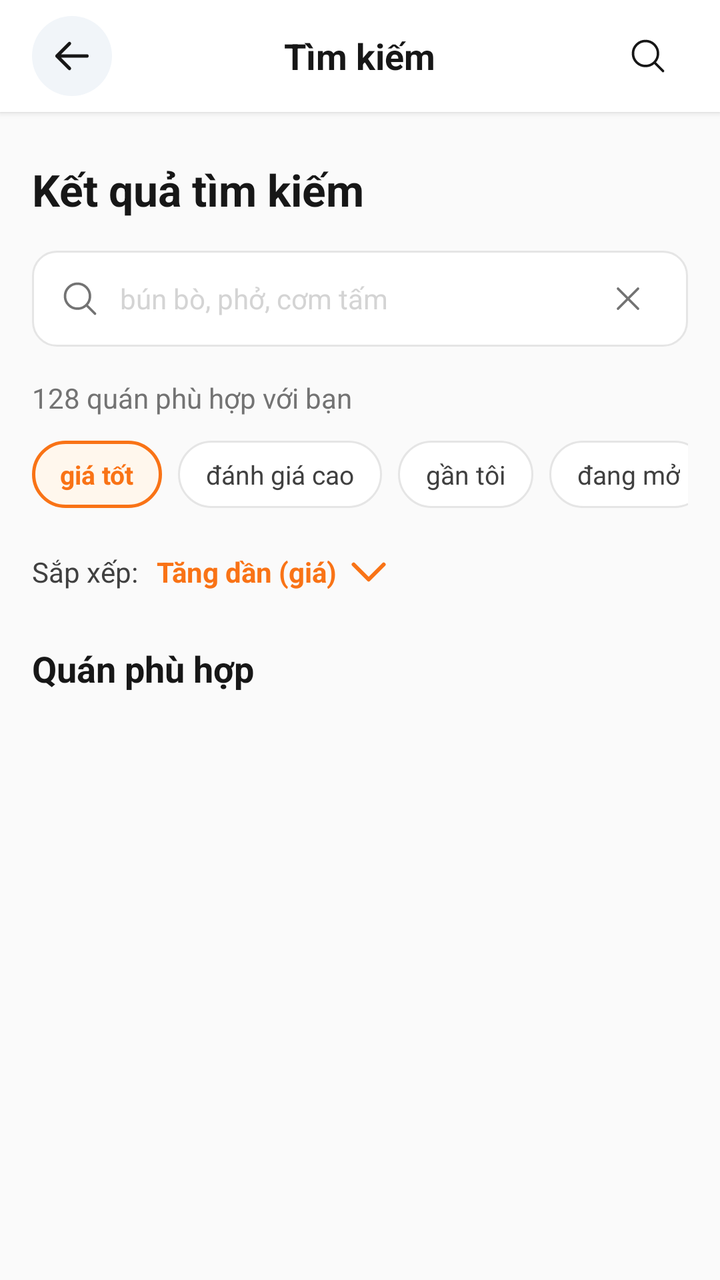
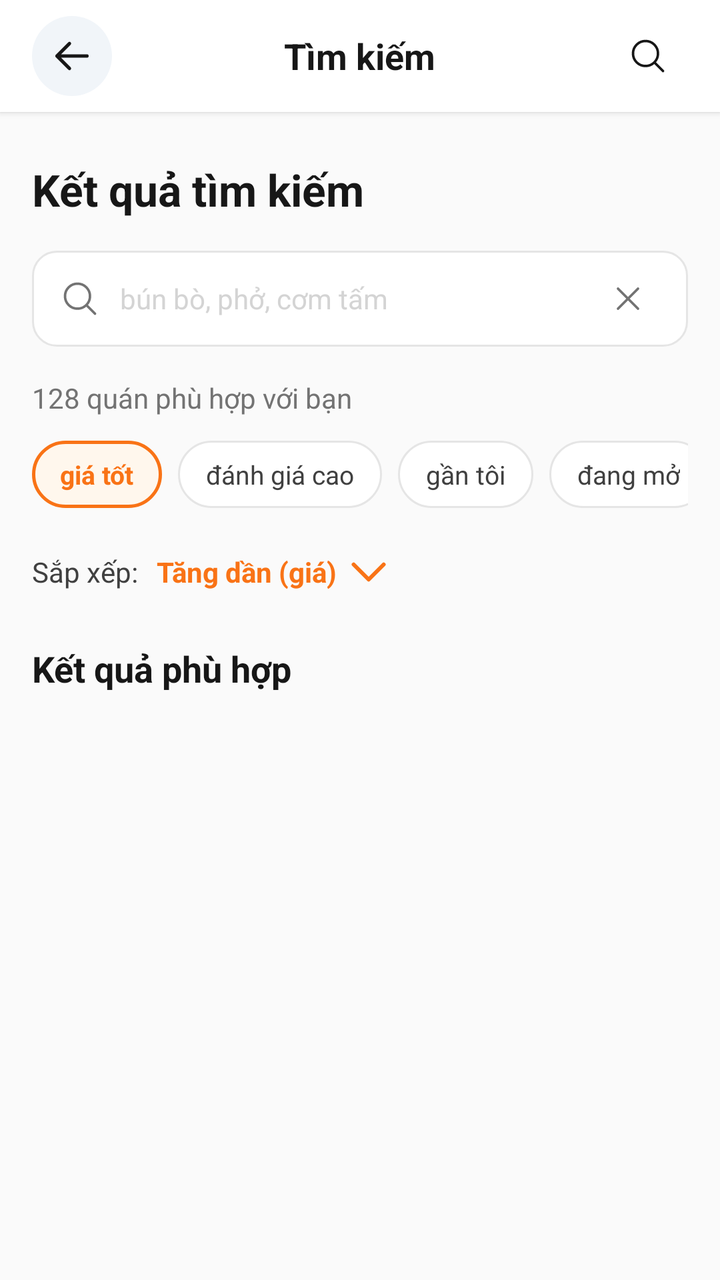

An Android layout rendered at two revisions. The XML below is the earlier revision; the diff shows what the commit changed to produce the second picture.
<!-- AndroidManifest.xml: application theme Theme.Unieats -->
<!-- res/layout/fragment_search.xml -->
<?xml version="1.0" encoding="utf-8"?>
<LinearLayout xmlns:android="http://schemas.android.com/apk/res/android"
    xmlns:app="http://schemas.android.com/apk/res-auto"
    xmlns:tools="http://schemas.android.com/tools"
    android:layout_width="match_parent"
    android:layout_height="match_parent"
    android:background="@color/canvas"
    android:orientation="vertical">

    
    <RelativeLayout
        android:id="@+id/llTopHeader"
        android:layout_width="match_parent"
        android:layout_height="56dp"
        android:background="@color/neutral_0"
        android:elevation="2dp"
        android:paddingHorizontal="16dp">

        <ImageView
            android:id="@+id/tvBack"
            android:layout_width="40dp"
            android:layout_height="40dp"
            android:layout_alignParentStart="true"
            android:layout_centerVertical="true"
            android:background="@drawable/bg_circle_orange"
            android:backgroundTint="#F1F5F9"
            android:clickable="true"
            android:focusable="true"
            android:padding="10dp"
            android:src="@drawable/ic_arrow_left"
            app:tint="@color/neutral_900" />

        <TextView
            android:id="@+id/tvHeaderTitle"
            android:layout_width="wrap_content"
            android:layout_height="wrap_content"
            android:layout_centerInParent="true"
            android:text="Tìm kiếm"
            android:textColor="@color/neutral_900"
            android:textSize="18sp"
            android:textStyle="bold" />

        <ImageView
            android:id="@+id/tvHeaderSearchIcon"
            android:layout_width="40dp"
            android:layout_height="40dp"
            android:layout_alignParentEnd="true"
            android:layout_centerVertical="true"
            android:clickable="true"
            android:focusable="true"
            android:padding="10dp"
            android:src="@drawable/ic_search"
            app:tint="@color/neutral_900" />
    </RelativeLayout>

    
    <ScrollView
        android:layout_width="match_parent"
        android:layout_height="match_parent"
        android:fillViewport="true">

        <LinearLayout
            android:layout_width="match_parent"
            android:layout_height="wrap_content"
            android:orientation="vertical"
            android:padding="16dp">

            
            <TextView
                android:layout_width="wrap_content"
                android:layout_height="wrap_content"
                android:layout_marginTop="8dp"
                android:text="Kết quả tìm kiếm"
                android:textColor="@color/neutral_900"
                android:textSize="22sp"
                android:textStyle="bold" />

            
            <RelativeLayout
                android:layout_width="match_parent"
                android:layout_height="48dp"
                android:layout_marginTop="16dp"
                android:background="@drawable/bg_input_field"
                android:paddingHorizontal="14dp">

                <ImageView
                    android:id="@+id/tvSearchBoxIcon"
                    android:layout_width="20dp"
                    android:layout_height="20dp"
                    android:layout_alignParentStart="true"
                    android:layout_centerVertical="true"
                    android:src="@drawable/ic_search"
                    app:tint="@color/neutral_500" />

                <EditText
                    android:id="@+id/etSearchQuery"
                    android:layout_width="match_parent"
                    android:layout_height="match_parent"
                    android:layout_toEndOf="@id/tvSearchBoxIcon"
                    android:layout_toStartOf="@+id/tvClearQuery"
                    android:background="@null"
                    android:hint="bún bò, phở, cơm tấm"
                    android:inputType="text"
                    android:paddingHorizontal="10dp"
                    android:singleLine="true"
                    android:textColor="@color/neutral_900"
                    android:textColorHint="@color/neutral_300"
                    android:textSize="14sp" />

                <ImageView
                    android:id="@+id/tvClearQuery"
                    android:layout_width="32dp"
                    android:layout_height="32dp"
                    android:layout_alignParentEnd="true"
                    android:layout_centerVertical="true"
                    android:clickable="true"
                    android:focusable="true"
                    android:padding="6dp"
                    android:src="@drawable/ic_close"
                    app:tint="@color/neutral_500" />
            </RelativeLayout>

            
            <TextView
                android:id="@+id/tvResultCount"
                android:layout_width="wrap_content"
                android:layout_height="wrap_content"
                android:layout_marginTop="16dp"
                android:text="128 quán phù hợp với bạn"
                android:textColor="@color/neutral_500"
                android:textSize="14sp" />

            
            <HorizontalScrollView
                android:layout_width="match_parent"
                android:layout_height="wrap_content"
                android:layout_marginTop="12dp"
                android:scrollbars="none">

                <LinearLayout
                    android:id="@+id/llCategoryChips"
                    android:layout_width="wrap_content"
                    android:layout_height="wrap_content"
                    android:orientation="horizontal">

                    
                    <TextView
                        android:id="@+id/chip1"
                        android:layout_width="wrap_content"
                        android:layout_height="wrap_content"
                        android:layout_marginEnd="8dp"
                        android:background="@drawable/bg_chip_selected"
                        android:clickable="true"
                        android:focusable="true"
                        android:paddingHorizontal="14dp"
                        android:paddingVertical="8dp"
                        android:text="giá tốt"
                        android:textColor="@color/orange_500"
                        android:textSize="13sp"
                        android:textStyle="bold" />

                    
                    <TextView
                        android:id="@+id/chip2"
                        android:layout_width="wrap_content"
                        android:layout_height="wrap_content"
                        android:layout_marginEnd="8dp"
                        android:background="@drawable/bg_chip_normal"
                        android:clickable="true"
                        android:focusable="true"
                        android:paddingHorizontal="14dp"
                        android:paddingVertical="8dp"
                        android:text="đánh giá cao"
                        android:textColor="@color/neutral_700"
                        android:textSize="13sp" />

                    
                    <TextView
                        android:id="@+id/chip3"
                        android:layout_width="wrap_content"
                        android:layout_height="wrap_content"
                        android:layout_marginEnd="8dp"
                        android:background="@drawable/bg_chip_normal"
                        android:clickable="true"
                        android:focusable="true"
                        android:paddingHorizontal="14dp"
                        android:paddingVertical="8dp"
                        android:text="gần tôi"
                        android:textColor="@color/neutral_700"
                        android:textSize="13sp" />

                    
                    <TextView
                        android:id="@+id/chip4"
                        android:layout_width="wrap_content"
                        android:layout_height="wrap_content"
                        android:layout_marginEnd="8dp"
                        android:background="@drawable/bg_chip_normal"
                        android:clickable="true"
                        android:focusable="true"
                        android:paddingHorizontal="14dp"
                        android:paddingVertical="8dp"
                        android:text="đang mở"
                        android:textColor="@color/neutral_700"
                        android:textSize="13sp" />

                    
                    <TextView
                        android:id="@+id/chip5"
                        android:layout_width="wrap_content"
                        android:layout_height="wrap_content"
                        android:layout_marginEnd="8dp"
                        android:background="@drawable/bg_chip_normal"
                        android:clickable="true"
                        android:focusable="true"
                        android:paddingHorizontal="14dp"
                        android:paddingVertical="8dp"
                        android:text="1 km"
                        android:textColor="@color/neutral_700"
                        android:textSize="13sp" />
                </LinearLayout>
            </HorizontalScrollView>

            
            <LinearLayout
                android:layout_width="wrap_content"
                android:layout_height="wrap_content"
                android:layout_marginTop="16dp"
                android:gravity="center_vertical"
                android:orientation="horizontal">

                <TextView
                    android:layout_width="wrap_content"
                    android:layout_height="wrap_content"
                    android:text="Sắp xếp: "
                    android:textColor="@color/neutral_700"
                    android:textSize="14sp" />

                <TextView
                    android:id="@+id/tvSortOrder"
                    android:layout_width="wrap_content"
                    android:layout_height="wrap_content"
                    android:clickable="true"
                    android:drawablePadding="4dp"
                    android:focusable="true"
                    android:gravity="center_vertical"
                    android:paddingHorizontal="6dp"
                    android:paddingVertical="4dp"
                    android:text="Tăng dần (giá)"
                    android:textColor="@color/orange_500"
                    android:textSize="14sp"
                    android:textStyle="bold"
                    app:drawableEndCompat="@drawable/ic_chevron_down"
                    app:drawableTint="@color/orange_500" />
            </LinearLayout>

            
            <TextView
                android:layout_width="wrap_content"
                android:layout_height="wrap_content"
                android:layout_marginTop="20dp"
                android:text="Quán phù hợp"
                android:textColor="@color/neutral_900"
                android:textSize="18sp"
                android:textStyle="bold" />

            
            <androidx.recyclerview.widget.RecyclerView
                android:id="@+id/rvSearchResults"
                android:layout_width="match_parent"
                android:layout_height="wrap_content"
                android:layout_marginTop="12dp"
                android:layout_marginBottom="24dp"
                android:nestedScrollingEnabled="false" />

        </LinearLayout>
    </ScrollView>
</LinearLayout>
<!-- resources referenced by this layout -->
<resources>
  <color name="canvas">@color/neutral_50</color>
  <color name="neutral_0">#FFFFFF</color>
  <color name="neutral_300">#D4D4D4</color>
  <color name="neutral_500">#737373</color>
  <color name="neutral_700">#404040</color>
  <color name="neutral_900">#171717</color>
  <color name="orange_500">#F97316</color>
  <!-- drawable bg_chip_normal (drawable) -->
  <?xml version="1.0" encoding="utf-8"?>
  <shape xmlns:android="http://schemas.android.com/apk/res/android"
      android:shape="rectangle">
      <solid android:color="@color/neutral_0" />
      <stroke
          android:width="1dp"
          android:color="@color/neutral_200" />
      <corners android:radius="20dp" />
  </shape>
  <!-- drawable bg_chip_selected (drawable) -->
  <?xml version="1.0" encoding="utf-8"?>
  <shape xmlns:android="http://schemas.android.com/apk/res/android"
      android:shape="rectangle">
      <solid android:color="@color/orange_50" />
      <stroke
          android:width="1.5dp"
          android:color="@color/orange_500" />
      <corners android:radius="20dp" />
  </shape>
  <!-- drawable bg_circle_orange (drawable) -->
  <?xml version="1.0" encoding="utf-8"?>
  <shape xmlns:android="http://schemas.android.com/apk/res/android"
      android:shape="oval">
      <solid android:color="@color/orange_500" />
  </shape>
  <!-- drawable bg_input_field (drawable) -->
  <?xml version="1.0" encoding="utf-8"?>
  <shape xmlns:android="http://schemas.android.com/apk/res/android"
      android:shape="rectangle">
      <solid android:color="@color/neutral_0" />
      <stroke
          android:width="1dp"
          android:color="@color/neutral_200" />
      <corners android:radius="12dp" />
  </shape>
  <!-- drawable ic_arrow_left (drawable) -->
  <vector xmlns:android="http://schemas.android.com/apk/res/android"
      android:width="24dp"
      android:height="24dp"
      android:viewportWidth="24"
      android:viewportHeight="24">
      <path
          android:strokeColor="#0F172A"
          android:strokeWidth="2.0"
          android:strokeLineCap="round"
          android:strokeLineJoin="round"
          android:pathData="M 10.5 19.5 L 3 12 M 3 12 L 10.5 4.5 M 3 12 H 21" />
  </vector>
  <!-- drawable ic_chevron_down (drawable) -->
  <vector xmlns:android="http://schemas.android.com/apk/res/android"
      android:width="24dp"
      android:height="24dp"
      android:viewportWidth="24"
      android:viewportHeight="24">
      <path
          android:strokeColor="#FF6B00"
          android:strokeWidth="2.0"
          android:strokeLineCap="round"
          android:strokeLineJoin="round"
          android:pathData="M 19.5 8.25 L 12 15.75 L 4.5 8.25" />
  </vector>
  <!-- drawable ic_close (drawable) -->
  <vector xmlns:android="http://schemas.android.com/apk/res/android"
      android:width="24dp"
      android:height="24dp"
      android:viewportWidth="24"
      android:viewportHeight="24">
      <path
          android:strokeColor="#64748B"
          android:strokeWidth="1.5"
          android:strokeLineCap="round"
          android:strokeLineJoin="round"
          android:pathData="M 6 18 L 18 6 M 6 6 L 18 18" />
  </vector>
  <!-- drawable ic_search (drawable) -->
  <vector xmlns:android="http://schemas.android.com/apk/res/android"
      android:width="24dp"
      android:height="24dp"
      android:viewportWidth="24"
      android:viewportHeight="24">
      <path
          android:strokeColor="#64748B"
          android:strokeWidth="1.5"
          android:strokeLineCap="round"
          android:strokeLineJoin="round"
          android:pathData="M 21 21 L 15.8033 15.8033 M 15.8033 15.8033 C 17.1605 14.4461 18 12.5711 18 10.5 C 18 6.35786 14.6421 3 10.5 3 C 6.35786 3 3 6.35786 3 10.5 C 3 14.6421 6.35786 18 10.5 18 C 12.5711 18 14.4461 17.1605 15.8033 15.8033 Z" />
  </vector>
  <style name="Theme.Unieats" parent="Base.Theme.UniEats" />
  <color name="neutral_50">#FAFAFA</color>
  <color name="neutral_200">#E5E5E5</color>
  <color name="orange_50">#FFF7ED</color>
  <style name="Base.Theme.UniEats" parent="Theme.Material3.DayNight.NoActionBar">
          
      </style>
</resources>

<!-- the commit's change to res/layout/fragment_search.xml (unified diff, before → after) -->
@@ -259,7 +259,7 @@
                 android:layout_width="wrap_content"
                 android:layout_height="wrap_content"
                 android:layout_marginTop="20dp"
-                android:text="Quán phù hợp"
+                android:text="Kết quả phù hợp"
                 android:textColor="@color/neutral_900"
                 android:textSize="18sp"
                 android:textStyle="bold" />
